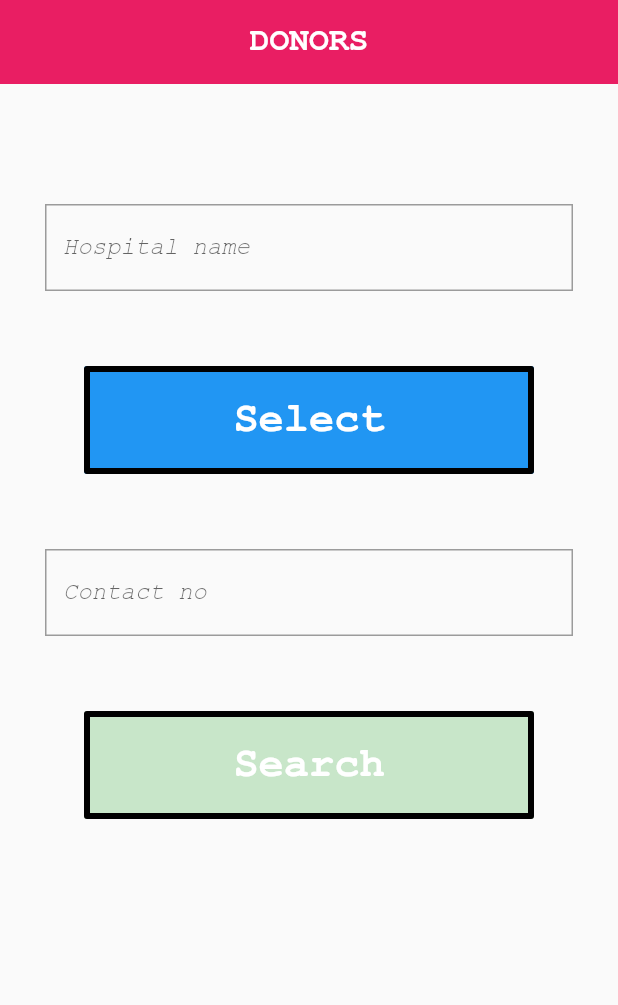
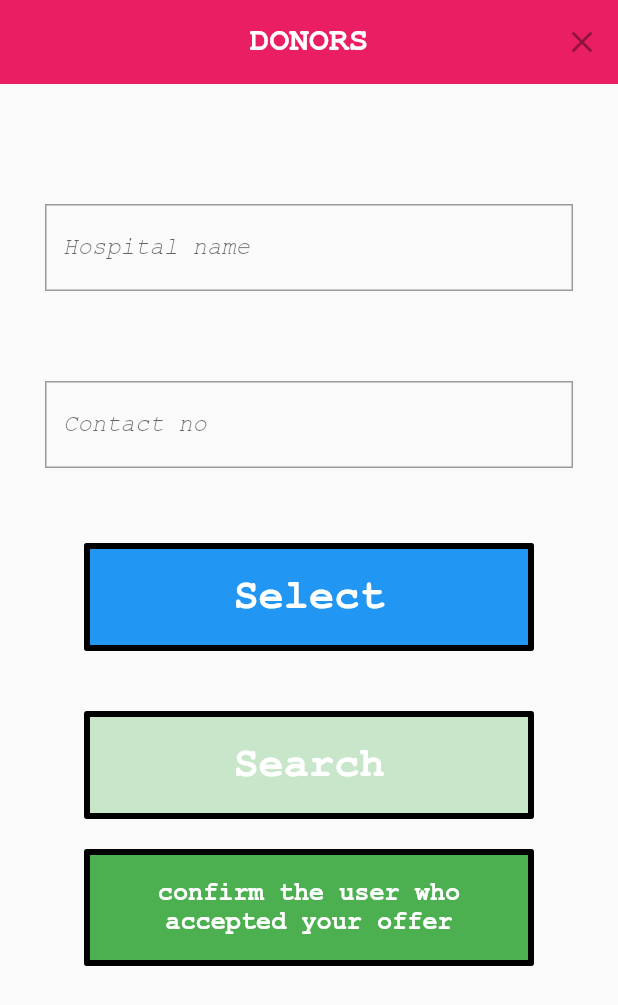
Before and after one commit to jayantakumar/donors, a Flutter app: the MainPage screen opened directly, on a phone screen of 412 x 824 dp. Shown: the top 1005 px of the screen. Run offline on Flutter 3.47's test engine with Material 2 defaults, Android fonts, the phone set to English and light mode, and no system bars; our stand-ins replace cloud_firestore, firebase_auth, firebase_messaging, flutter_svg, geolocator, google_maps_flutter and 3 more; missing offline and left inert: geocoder, google_maps_webservice, sms; accounts and stored records are empty; statements that could not run were skipped; project files that could hold a hidden picture were left out.

Commit message:
new commit

```diff
--- a/lib/login/loginMaster.dart
+++ b/lib/login/loginMaster.dart
@@ -215,7 +215,7 @@ class LoginMaster extends StatelessWidget {
           borderRadius: BorderRadius.circular(0),
           side: BorderSide(color: Colors.black, width: 4.0),
         ),
-        onPressed: () => Navigator.of(context).pushNamed('/login'),
+        onPressed: () => Navigator.of(context).pushReplacementNamed('/login'),
         child: Row(
           children: <Widget>[
             SizedBox(
--- a/lib/main.dart
+++ b/lib/main.dart
@@ -1,10 +1,12 @@
 import 'package:donors/infopage/gold.dart';
+import 'package:donors/main/mainpage.dart';
 import 'package:flutter/material.dart';
 import 'package:donors/login/Signupmaster.dart';
 import 'package:donors/login/login.dart';
 import 'package:donors/login/loginMaster.dart';
 import 'package:donors/login/signup.dart';
 import 'package:donors/login/logout.dart';
+import 'package:firebase_auth/firebase_auth.dart';
 import 'package:firebase_messaging/firebase_messaging.dart';
 
 void main() {
@@ -22,11 +24,23 @@ class MyApp extends StatefulWidget {
 
 class MyAppState extends State<MyApp> {
   final FirebaseMessaging _messaging = FirebaseMessaging();
+
+  bool userNullStatus = true;
   @override
   void initState() {
     super.initState();
     _messaging.getToken().then((s) => print(s));
     _messaging.requestNotificationPermissions();
+    userNullCheck().then((b) {
+      setState(() {
+        userNullStatus = b;
+      });
+    });
+  }
+
+  Future<bool> userNullCheck() async {
+    FirebaseUser user = await FirebaseAuth.instance.currentUser();
+    return user == null;
   }
 
   @override
@@ -38,7 +52,7 @@ class MyAppState extends State<MyApp> {
           title: TextStyle(fontWeight: FontWeight.bold),
         ),
       ),
-      home: SignUpMaster(),
+      home: userNullStatus ? SignUpMaster() : MainPage(),
       routes: {
         "/signup": (_) => Signup(),
         "/signupMaster": (_) => SignUpMaster(),
--- a/lib/main/mainpage.dart
+++ b/lib/main/mainpage.dart
@@ -1,8 +1,10 @@
 import 'package:donors/main/recive.dart';
+import 'package:firebase_auth/firebase_auth.dart';
 import 'package:flutter/material.dart';
 import 'package:flutter/cupertino.dart';
 import 'package:google_maps_webservice/places.dart';
 import 'package:donors/textboxstyle.dart';
+import 'confirmation.dart';
 
 class MainPage extends StatefulWidget {
   @override
@@ -18,7 +20,7 @@ class MainPageState extends State<MainPage> {
   final places =
       new GoogleMapsPlaces(apiKey: "AIzaSyAvZgT5ebFfr-eSSCFRi3D_qmRnQMALloU");
   String bloodGroup, hospitalName, contactNo;
-
+  var currentuser;
   bool textBoxBool = false;
   CupertinoPicker cp(BuildContext context) => CupertinoPicker.builder(
       itemExtent: 40,
@@ -48,8 +50,19 @@ class MainPageState extends State<MainPage> {
 
   @override
   void dispose() {
-    controller.dispose();
+    controller?.dispose();
     super.dispose();
+  }
+
+  @override
+  void initState() {
+    FirebaseAuth.instance.currentUser().then((u) {
+      setState(() {
+        currentuser = u;
+      });
+    });
+
+    super.initState();
   }
 
   @override
@@ -64,6 +77,18 @@ class MainPageState extends State<MainPage> {
         ),
         elevation: 0,
         centerTitle: true,
+        actions: <Widget>[
+          IconButton(
+              icon: Icon(Icons.close),
+              onPressed: currentuser != null
+                  ? () async {
+                      print(currentuser);
+                      await FirebaseAuth.instance.signOut();
+                      Navigator.of(context)
+                          .pushReplacementNamed("/signupMaster");
+                    }
+                  : null),
+        ],
       ),
       body: SingleChildScrollView(
         child: Center(
@@ -106,33 +131,6 @@ class MainPageState extends State<MainPage> {
                   },
                 ),
               ),
-              SizedBox(
-                height: 20,
-              ),
-              SizedBox(
-                width: 300,
-                child: FlatButton(
-                  padding: EdgeInsets.all(20),
-                  onPressed: () {
-                    showModalBottomSheet(
-                        context: context, builder: (_) => cp(context));
-                  },
-                  color: Colors.blue,
-                  child: Text(
-                    "Select",
-                    textScaleFactor: 2.0,
-                    style: TextStyle(
-                        color: Colors.white, fontWeight: FontWeight.bold),
-                  ),
-                  splashColor: Colors.red,
-                  shape: RoundedRectangleBorder(
-                      side: BorderSide(color: Colors.black, width: 4),
-                      borderRadius: BorderRadius.circular(2)),
-                ),
-              ),
-              SizedBox(
-                height: 20,
-              ),
               Padding(
                 padding: const EdgeInsets.all(30.0),
                 child: TextField(
@@ -165,6 +163,33 @@ class MainPageState extends State<MainPage> {
                 width: 300,
                 child: FlatButton(
                   padding: EdgeInsets.all(20),
+                  onPressed: () {
+                    showModalBottomSheet(
+                        context: context, builder: (_) => cp(context));
+                  },
+                  color: Colors.blue,
+                  child: Text(
+                    "Select",
+                    textScaleFactor: 2.0,
+                    style: TextStyle(
+                        color: Colors.white, fontWeight: FontWeight.bold),
+                  ),
+                  splashColor: Colors.red,
+                  shape: RoundedRectangleBorder(
+                      side: BorderSide(color: Colors.black, width: 4),
+                      borderRadius: BorderRadius.circular(2)),
+                ),
+              ),
+              SizedBox(
+                height: 20,
+              ),
+              SizedBox(
+                height: 20,
+              ),
+              SizedBox(
+                width: 300,
+                child: FlatButton(
+                  padding: EdgeInsets.all(20),
                   onPressed: bloodGroup == null
                       ? null
                       : () {
@@ -187,6 +212,40 @@ class MainPageState extends State<MainPage> {
                       borderRadius: BorderRadius.circular(2)),
                 ),
               ),
+              SizedBox(
+                height: 20,
+              ),
+              SizedBox(
+                width: 300,
+                child: FlatButton(
+                  padding: EdgeInsets.all(20),
+                  onPressed: () {
+                    Navigator.of(context).push(MaterialPageRoute(builder: (_) {
+                      return Check();
+                    }));
+                  },
+                  color: Colors.green,
+                  disabledColor: Colors.green[100],
+                  child: Center(
+                    child: Text(
+                      "confirm the user who accepted your offer",
+                      textScaleFactor: 1.2,
+                      style: TextStyle(
+                        color: Colors.white,
+                        fontWeight: FontWeight.bold,
+                      ),
+                      textAlign: TextAlign.center,
+                    ),
+                  ),
+                  splashColor: Colors.red,
+                  shape: RoundedRectangleBorder(
+                      side: BorderSide(color: Colors.black, width: 4),
+                      borderRadius: BorderRadius.circular(2)),
+                ),
+              ),
+              SizedBox(
+                height: 20,
+              )
             ],
           ),
         ),
--- a/lib/main/recive.dart
+++ b/lib/main/recive.dart
@@ -225,7 +225,7 @@ class _SearchState extends State<Search> {
         builder: (context) => AlertDialog(
               title: Text("NOTE"),
               content: Text(
-                "Send Sms to 5 people within 2 km Radius?",
+                "Send Sms to 5 people within 2 km Radius?  \n(if yes press the message button)",
                 style: TextStyle(fontWeight: FontWeight.bold),
               ),
               actions: <Widget>[
```
Also changed, not shown: lib/login/login.dart (+20 -5 lines), lib/main/confirmation.dart (added, +138 -0 lines).
